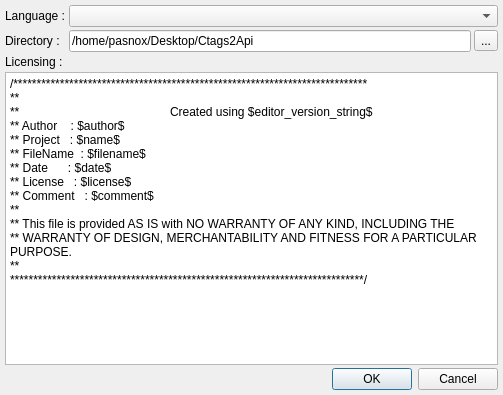
Before: the Qt Designer form v2/trunk/plugins/base/ProjectHeaders/src/ui/UIProjectHeaders.ui in testmana2/mks, drawn with Qt 5.
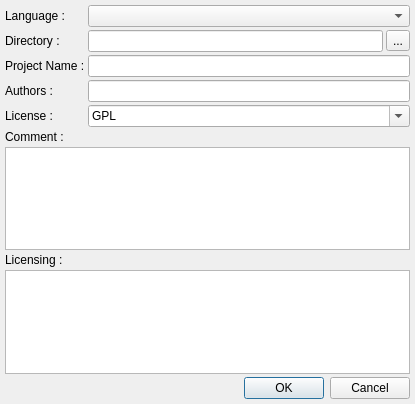
After: the same form once the commit is applied.

Commit message: first usable version of the plugin

Patch:
```diff
--- a/v2/trunk/plugins/base/ProjectHeaders/src/ui/UIProjectHeaders.ui
+++ b/v2/trunk/plugins/base/ProjectHeaders/src/ui/UIProjectHeaders.ui
@@ -5,8 +5,8 @@
    <rect>
     <x>0</x>
     <y>0</y>
-    <width>503</width>
-    <height>395</height>
+    <width>415</width>
+    <height>404</height>
    </rect>
   </property>
   <property name="windowTitle" >
@@ -51,7 +51,7 @@
    <item row="1" column="1" >
     <widget class="QLineEdit" name="leDirectory" >
      <property name="text" >
-      <string>/home/pasnox/Desktop/Ctags2Api</string>
+      <string/>
      </property>
     </widget>
    </item>
@@ -62,39 +62,94 @@
      </property>
     </widget>
    </item>
-   <item row="2" column="0" colspan="3" >
+   <item row="2" column="0" >
+    <widget class="QLabel" name="lProjectName" >
+     <property name="text" >
+      <string>Project Name :</string>
+     </property>
+    </widget>
+   </item>
+   <item row="2" column="1" colspan="2" >
+    <widget class="QLineEdit" name="leProjectName" >
+     <property name="text" >
+      <string/>
+     </property>
+    </widget>
+   </item>
+   <item row="3" column="0" >
+    <widget class="QLabel" name="lAuthors" >
+     <property name="text" >
+      <string>Authors :</string>
+     </property>
+    </widget>
+   </item>
+   <item row="3" column="1" colspan="2" >
+    <widget class="QLineEdit" name="leAuthors" >
+     <property name="text" >
+      <string/>
+     </property>
+    </widget>
+   </item>
+   <item row="4" column="0" >
+    <widget class="QLabel" name="lLicense" >
+     <property name="text" >
+      <string>License :</string>
+     </property>
+    </widget>
+   </item>
+   <item row="4" column="1" colspan="2" >
+    <widget class="QComboBox" name="cbLicenses" >
+     <property name="editable" >
+      <bool>true</bool>
+     </property>
+     <item>
+      <property name="text" >
+       <string>GPL</string>
+      </property>
+     </item>
+     <item>
+      <property name="text" >
+       <string>LGPL</string>
+      </property>
+     </item>
+     <item>
+      <property name="text" >
+       <string>BSD</string>
+      </property>
+     </item>
+     <item>
+      <property name="text" >
+       <string>QPL</string>
+      </property>
+     </item>
+    </widget>
+   </item>
+   <item row="5" column="0" colspan="3" >
+    <widget class="QLabel" name="lComment" >
+     <property name="text" >
+      <string>Comment :</string>
+     </property>
+    </widget>
+   </item>
+   <item row="6" column="0" colspan="3" >
+    <widget class="QTextEdit" name="teComment" />
+   </item>
+   <item row="7" column="0" colspan="3" >
     <widget class="QLabel" name="Licensing" >
      <property name="text" >
       <string>Licensing :</string>
      </property>
     </widget>
    </item>
-   <item row="3" column="0" colspan="3" >
+   <item row="8" column="0" colspan="3" >
     <widget class="QTextEdit" name="teLicensing" >
-     <property name="html" >
-      <string>&lt;html>&lt;head>&lt;meta name="qrichtext" content="1" />&lt;style type="text/css">
-p, li { white-space: pre-wrap; }
-&lt;/style>&lt;/head>&lt;body style=" font-family:'Sans Serif'; font-size:9pt; font-weight:400; font-style:normal;">
-&lt;p style=" margin-top:0px; margin-bottom:0px; margin-left:0px; margin-right:0px; -qt-block-indent:0; text-indent:0px;">/****************************************************************************&lt;/p>
-&lt;p style=" margin-top:0px; margin-bottom:0px; margin-left:0px; margin-right:0px; -qt-block-indent:0; text-indent:0px;">**&lt;/p>
-&lt;p style=" margin-top:0px; margin-bottom:0px; margin-left:0px; margin-right:0px; -qt-block-indent:0; text-indent:0px;">** 		Created using $editor_version_string$&lt;/p>
-&lt;p style=" margin-top:0px; margin-bottom:0px; margin-left:0px; margin-right:0px; -qt-block-indent:0; text-indent:0px;">** Author    : $author$&lt;/p>
-&lt;p style=" margin-top:0px; margin-bottom:0px; margin-left:0px; margin-right:0px; -qt-block-indent:0; text-indent:0px;">** Project   : $name$&lt;/p>
-&lt;p style=" margin-top:0px; margin-bottom:0px; margin-left:0px; margin-right:0px; -qt-block-indent:0; text-indent:0px;">** FileName  : $filename$&lt;/p>
-&lt;p style=" margin-top:0px; margin-bottom:0px; margin-left:0px; margin-right:0px; -qt-block-indent:0; text-indent:0px;">** Date      : $date$&lt;/p>
-&lt;p style=" margin-top:0px; margin-bottom:0px; margin-left:0px; margin-right:0px; -qt-block-indent:0; text-indent:0px;">** License   : $license$&lt;/p>
-&lt;p style=" margin-top:0px; margin-bottom:0px; margin-left:0px; margin-right:0px; -qt-block-indent:0; text-indent:0px;">** Comment   : $comment$&lt;/p>
-&lt;p style=" margin-top:0px; margin-bottom:0px; margin-left:0px; margin-right:0px; -qt-block-indent:0; text-indent:0px;">**&lt;/p>
-&lt;p style=" margin-top:0px; margin-bottom:0px; margin-left:0px; margin-right:0px; -qt-block-indent:0; text-indent:0px;">** This file is provided AS IS with NO WARRANTY OF ANY KIND, INCLUDING THE&lt;/p>
-&lt;p style=" margin-top:0px; margin-bottom:0px; margin-left:0px; margin-right:0px; -qt-block-indent:0; text-indent:0px;">** WARRANTY OF DESIGN, MERCHANTABILITY AND FITNESS FOR A PARTICULAR PURPOSE.&lt;/p>
-&lt;p style=" margin-top:0px; margin-bottom:0px; margin-left:0px; margin-right:0px; -qt-block-indent:0; text-indent:0px;">**&lt;/p>
-&lt;p style=" margin-top:0px; margin-bottom:0px; margin-left:0px; margin-right:0px; -qt-block-indent:0; text-indent:0px;">****************************************************************************/&lt;/p>
-&lt;p style="-qt-paragraph-type:empty; margin-top:0px; margin-bottom:0px; margin-left:0px; margin-right:0px; -qt-block-indent:0; text-indent:0px;">&lt;/p>&lt;/body>&lt;/html></string>
+     <property name="lineWrapMode" >
+      <enum>QTextEdit::NoWrap</enum>
      </property>
     </widget>
    </item>
-   <item row="4" column="0" colspan="3" >
-    <widget class="QDialogButtonBox" name="buttonBox" >
+   <item row="9" column="0" colspan="3" >
+    <widget class="QDialogButtonBox" name="dbbButtons" >
      <property name="orientation" >
       <enum>Qt::Horizontal</enum>
      </property>
```
Left out of the diff: 4 changed lines with no effect on the pictures. The commit also changes 2 other files.
